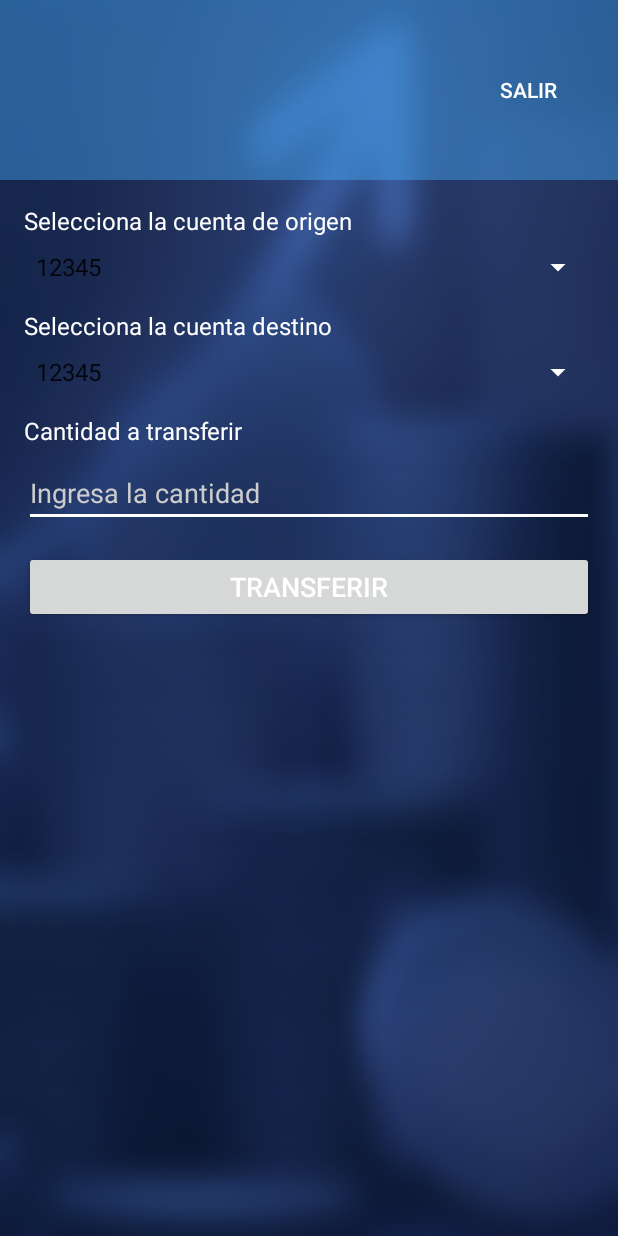
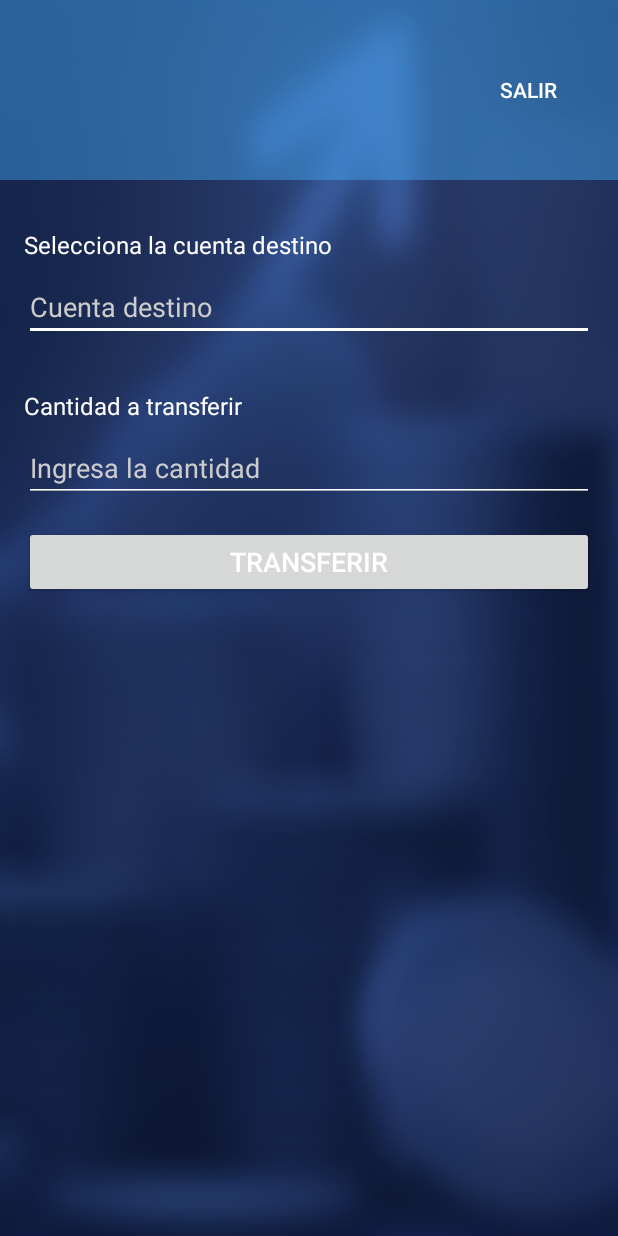
Before and after one commit to jungianca6/Proyectos_Bases, an Android app built with Jetpack Compose: the TransferenciaActivity screen opened directly, with no data from a screen before it, after a tap on "TRANSFERIR", on a phone screen of 412 x 824 dp. Run offline under Robolectric (Android 15) with nearby library versions, the phone set to English and light mode, and no system bars.

Commit message:
transferencias creo que ya
a la mano de dios

```diff
--- a/app/src/main/java/com/example/tecbank/CuentasActivity.kt
+++ b/app/src/main/java/com/example/tecbank/CuentasActivity.kt
@@ -9,8 +9,6 @@ import android.widget.Toast
 import android.graphics.Color
 import androidx.activity.ComponentActivity
 import org.json.JSONArray
-import java.io.InputStream
-import java.io.InputStreamReader
 import java.io.IOException
 import okhttp3.*
 import okhttp3.MediaType.Companion.toMediaTypeOrNull
@@ -40,8 +38,8 @@ class CuentasActivity : ComponentActivity() {
 
         transferenciaButton.setOnClickListener {
             val intent = Intent(this, TransferenciaActivity::class.java)
+            intent.putExtra("numeroCuenta", numeroCuenta)
             startActivity(intent)
-
         }
         tarjetasButton.setOnClickListener {
             val intent = Intent(this, TarjetasActivity::class.java)
--- a/app/src/main/java/com/example/tecbank/TransferenciaActivity.kt
+++ b/app/src/main/java/com/example/tecbank/TransferenciaActivity.kt
@@ -6,93 +6,86 @@ import androidx.activity.ComponentActivity
 import org.json.JSONArray
 import org.json.JSONObject
 import java.io.InputStream
+import java.io.IOException
+import okhttp3.*
+import okhttp3.MediaType.Companion.toMediaTypeOrNull
+
+
 
 class TransferenciaActivity : ComponentActivity() {
-
-    private var cuentas: MutableList<Cuenta> = mutableListOf()
 
     override fun onCreate(savedInstanceState: Bundle?) {
         super.onCreate(savedInstanceState)
         setContentView(R.layout.activity_transferencia)
 
-        val spinnerCuentaOrigen: Spinner = findViewById(R.id.spinnerCuentaOrigen)
-        val spinnerCuentaDestino: Spinner = findViewById(R.id.spinnerCuentaDestino)
+        val cuentaEmisora = intent.getStringExtra("numeroCuenta") ?: ""
+
+        val editTextCuentaDestino: EditText = findViewById(R.id.editTextCuentaDestino)
         val editTextCantidad: EditText = findViewById(R.id.editTextCantidad)
         val btnTransferir: Button = findViewById(R.id.btnTransferir)
 
-        // Cargar cuentas desde JSON
-        cuentas = cargarCuentas()
+        btnTransferir.setOnClickListener {
+            val cuentaDestino = editTextCuentaDestino.text.toString().trim()
+            val cantidadStr = editTextCantidad.text.toString().trim()
 
-        // Adaptador para los Spinners
-        val adapter = ArrayAdapter(this, android.R.layout.simple_spinner_item, cuentas.map { it.numeroCuenta })
-        adapter.setDropDownViewResource(android.R.layout.simple_spinner_dropdown_item)
-        spinnerCuentaOrigen.adapter = adapter
-        spinnerCuentaDestino.adapter = adapter
+            if (cuentaDestino.isEmpty() || cantidadStr.isEmpty()) {
+                Toast.makeText(this, "Debes llenar todos los campos", Toast.LENGTH_SHORT).show()
+                return@setOnClickListener
+            }
 
-        btnTransferir.setOnClickListener {
-            val cuentaOrigen = spinnerCuentaOrigen.selectedItem as String
-            val cuentaDestino = spinnerCuentaDestino.selectedItem as String
-            val cantidadStr = editTextCantidad.text.toString()
+            val cantidad = cantidadStr.toDoubleOrNull()
+            if (cantidad == null || cantidad <= 0) {
+                Toast.makeText(this, "Cantidad inválida", Toast.LENGTH_SHORT).show()
+                return@setOnClickListener
+            }
 
-            if (cantidadStr.isNotEmpty()) {
-                val cantidad = cantidadStr.toDoubleOrNull()
-                if (cantidad != null && cantidad > 0) {
-                    realizarTransferencia(cuentaOrigen, cuentaDestino, cantidad)
-                } else {
-                    Toast.makeText(this, "Cantidad inválida", Toast.LENGTH_SHORT).show()
-                }
-            } else {
-                Toast.makeText(this, "Por favor ingresa una cantidad válida", Toast.LENGTH_SHORT).show()
-            }
+            realizarTransferencia(cuentaEmisora, cuentaDestino, cantidad)
         }
     }
 
-    private fun cargarCuentas(): MutableList<Cuenta> {
-        val cuentasList = mutableListOf<Cuenta>()
-        val inputStream: InputStream = assets.open("cuentas.json")
-        val jsonText = inputStream.bufferedReader().use { it.readText() }
-
-        val jsonArray = JSONArray(jsonText)
-        for (i in 0 until jsonArray.length()) {
-            val obj: JSONObject = jsonArray.getJSONObject(i)
-            val numeroCuenta = obj.getString("numero_cuenta")
-            val tipo = obj.getString("tipo")
-            val moneda = obj.getString("moneda")
-            val saldo = obj.getDouble("saldo")
-
-            cuentasList.add(Cuenta(numeroCuenta, tipo, moneda, saldo))
+    private fun realizarTransferencia(cuentaEmisora: String, cuentaDestino: String, monto: Double) {
+        val json = JSONObject().apply {
+            put("nombre", "Giancarlo")         // Puedes adaptar para que se envíe el nombre real del usuario
+            put("apellido1", "Vega")
+            put("apellido2", "Marin")
+            put("monto", monto)
+            put("moneda", "Colones")           // Puedes hacerlo dinámico si lo necesitas
+            put("cuenta_Emisora", cuentaEmisora)
+            put("cuenta_Receptora", cuentaDestino)
         }
 
-        return cuentasList
-    }
+        val requestBody = RequestBody.create(
+            "application/json; charset=utf-8".toMediaTypeOrNull(),
+            json.toString()
+        )
 
-    private fun realizarTransferencia(cuentaOrigen: String, cuentaDestino: String, cantidad: Double) {
-        // Verificar que no sea la misma cuenta
-        if (cuentaOrigen == cuentaDestino) {
-            Toast.makeText(this, "No puedes transferir a la misma cuenta", Toast.LENGTH_SHORT).show()
-            return
-        }
+        val request = Request.Builder()
+            .url("https://b4b6-201-204-89-80.ngrok-free.app/Movimiento/Transferencia") // Asegúrate que este sea el endpoint correcto
+            .post(requestBody)
+            .build()
 
-        val cuentaOrigenObj = cuentas.find { it.numeroCuenta == cuentaOrigen }
-        val cuentaDestinoObj = cuentas.find { it.numeroCuenta == cuentaDestino }
+        OkHttpClient().newCall(request).enqueue(object : Callback {
+            override fun onFailure(call: Call, e: IOException) {
+                runOnUiThread {
+                    Toast.makeText(
+                        this@TransferenciaActivity,
+                        "Error al realizar la transferencia",
+                        Toast.LENGTH_SHORT
+                    ).show()
+                }
+            }
 
-        if (cuentaOrigenObj == null || cuentaDestinoObj == null) {
-            Toast.makeText(this, "Una o ambas cuentas no existen", Toast.LENGTH_SHORT).show()
-            return
-        }
+            override fun onResponse(call: Call, response: Response) {
+                response.use {
+                    val responseBody = response.body?.string()
+                    val jsonResponse = JSONObject(responseBody ?: "{}")
+                    val mensaje = jsonResponse.optString("message", "Respuesta desconocida")
 
-        // Verificar saldo suficiente
-        if (cuentaOrigenObj.saldo < cantidad) {
-            Toast.makeText(this, "Saldo insuficiente en la cuenta origen", Toast.LENGTH_SHORT).show()
-            return
-        }
-
-        // Realizar la transferencia
-        cuentaOrigenObj.saldo -= cantidad
-        cuentaDestinoObj.saldo += cantidad
-
-        Toast.makeText(this, "Transferencia realizada con éxito", Toast.LENGTH_SHORT).show()
-
-        // Aquí podrías guardar los cambios si fuera necesario
+                    runOnUiThread {
+                        Toast.makeText(this@TransferenciaActivity, mensaje, Toast.LENGTH_LONG).show()
+                    }
+                }
+            }
+        })
     }
 }
--- a/app/src/main/res/layout/activity_transferencia.xml
+++ b/app/src/main/res/layout/activity_transferencia.xml
@@ -38,20 +38,6 @@
         android:padding="16dp">
 
         <!-- Selector de cuenta de origen -->
-        <TextView
-            android:layout_width="wrap_content"
-            android:layout_height="wrap_content"
-            android:text="Selecciona la cuenta de origen"
-            android:textSize="16sp"
-            android:textColor="#FFFFFF"
-            android:layout_marginBottom="8dp"/>
-
-        <Spinner
-            android:id="@+id/spinnerCuentaOrigen"
-            android:layout_width="match_parent"
-            android:layout_height="wrap_content"
-            android:backgroundTint="#FFFFFF"
-            android:popupBackground="#FFFFFF"/>
 
         <!-- Selector de cuenta destino -->
         <TextView
@@ -63,22 +49,26 @@
             android:textColor="#FFFFFF"
             android:layout_marginTop="16dp"/>
 
-        <Spinner
-            android:id="@+id/spinnerCuentaDestino"
+        <!-- Campo para la cantidad a transferir -->
+
+        <EditText
+            android:id="@+id/editTextCuentaDestino"
             android:layout_width="match_parent"
             android:layout_height="wrap_content"
+            android:layout_marginBottom="16dp"
             android:backgroundTint="#FFFFFF"
-            android:popupBackground="#FFFFFF"/>
+            android:hint="Cuenta destino"
+            android:textColor="#FFFFFF"
+            android:textColorHint="#CCCCCC" />
 
-        <!-- Campo para la cantidad a transferir -->
         <TextView
             android:layout_width="wrap_content"
             android:layout_height="wrap_content"
+            android:layout_marginTop="16dp"
+            android:layout_marginBottom="8dp"
             android:text="Cantidad a transferir"
-            android:textSize="16sp"
-            android:layout_marginBottom="8dp"
             android:textColor="#FFFFFF"
-            android:layout_marginTop="16dp"/>
+            android:textSize="16sp" />
 
         <EditText
             android:id="@+id/editTextCantidad"
```
